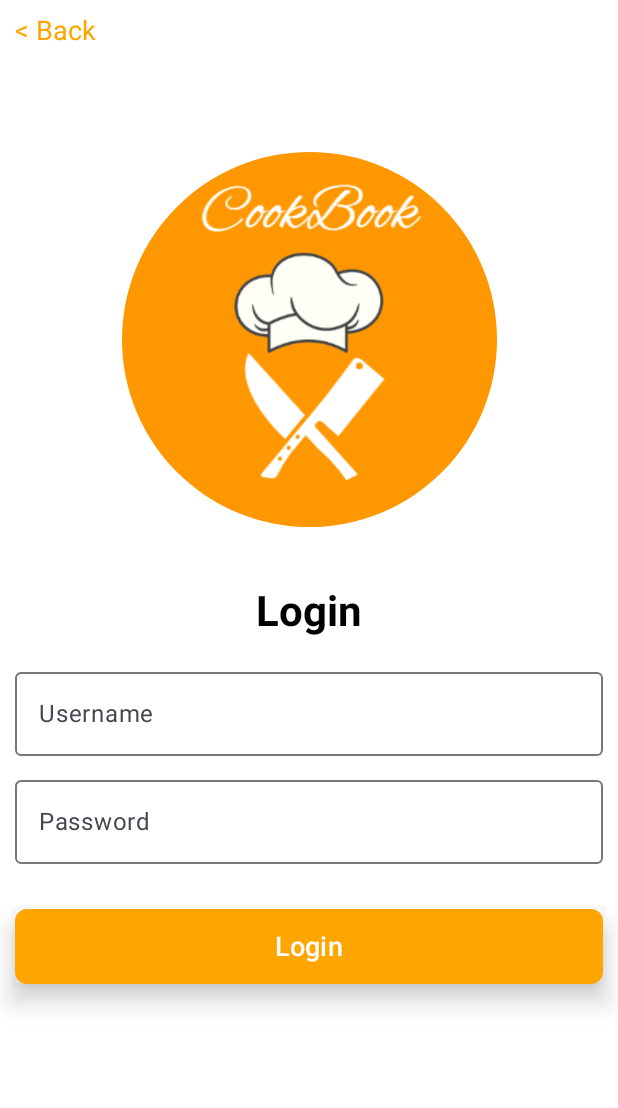
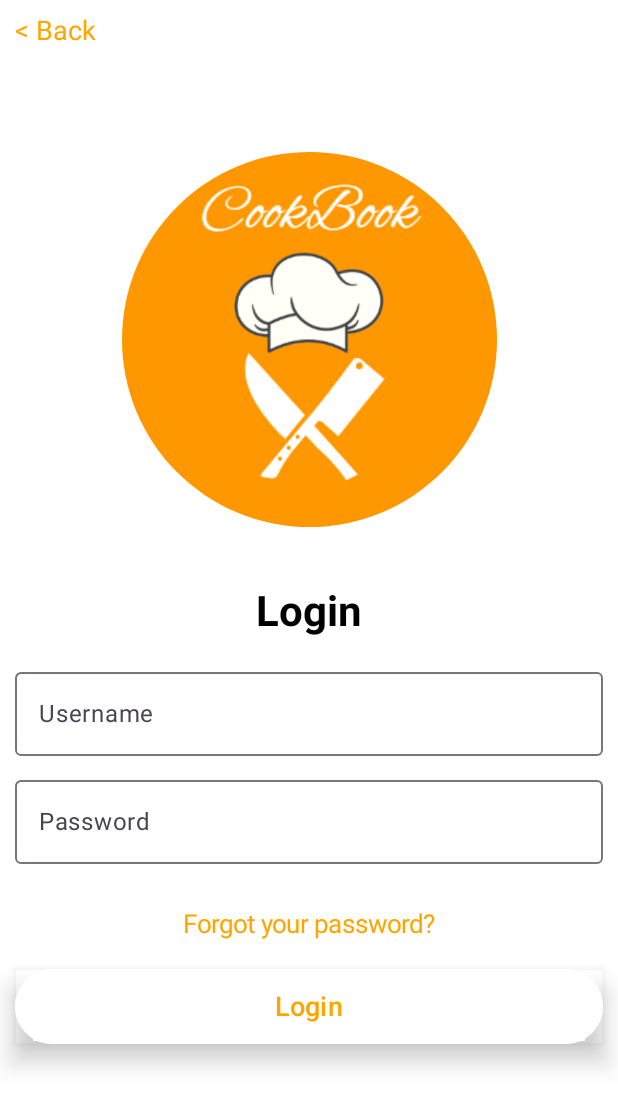
Before and after one commit to LuisIvanJassoLopez010403/CookBook, an Android app built with Jetpack Compose: the @Preview function PreviewLoginScreen, on a phone screen of 412 x 824 dp. Shown: the top 1108 px of the screen. Run offline under Robolectric (Android 15) with nearby library versions, the light colour scheme and no system bars.

Commit message:
Se hacen cambios a la pantalla de Login

```diff
--- a/app/src/main/java/com/example/cookbook/MainActivity.kt
+++ b/app/src/main/java/com/example/cookbook/MainActivity.kt
@@ -25,7 +25,8 @@
                     modifier = Modifier.fillMaxSize(),
                     color = MaterialTheme.colorScheme.background
                 ) {
-                    Onboarding1Screen()
+                    //Onboarding1Screen()
+                    LoginScreen()
                 }
             }
         }
--- a/app/src/main/java/com/example/cookbook/login/LoginView.kt
+++ b/app/src/main/java/com/example/cookbook/login/LoginView.kt
@@ -1,5 +1,6 @@
 package com.example.cookbook.login
 
+import androidx.compose.foundation.BorderStroke
 import com.example.cookbook.R
 import androidx.compose.foundation.Image
 import androidx.compose.foundation.layout.*
@@ -29,7 +30,7 @@
         modifier = Modifier
             .fillMaxWidth()
             .padding(10.dp),
-        verticalArrangement = Arrangement.Center,
+        verticalArrangement = Arrangement.Top,
         horizontalAlignment = Alignment.CenterHorizontally
     ) {
         // Back Button
@@ -88,6 +89,17 @@
 
         Spacer(modifier = Modifier.height(30.dp))
 
+        // Forgot your password Text
+        Text(
+            text = "Forgot your password?",
+            fontSize = 17.sp,
+            color = Color(0xFFFFA500),
+            modifier = Modifier
+                .align(Alignment.CenterHorizontally)
+        )
+
+        Spacer(modifier = Modifier.height(20.dp))
+
         // Login Button
         Button(
             onClick = {  },
@@ -95,25 +107,14 @@
                 .shadow(10.dp)
                 .fillMaxWidth()
                 .height(50.dp),
-            shape = RoundedCornerShape(8.dp),
-            colors = ButtonDefaults.buttonColors(Color(0xFFFFA500)) // Orange color
+            border = BorderStroke(1.dp,Color.White),
+            shape = RoundedCornerShape(30.dp),
+            colors = ButtonDefaults.buttonColors(Color(0xFFFFFFFF))
         ) {
-            Text(text = "Login", fontSize = 18.sp, color = Color.White)
+            Text(text = "Login", fontSize = 18.sp, color = Color(0xFFFFA500))
         }
 
-        Spacer(modifier = Modifier.height(16.dp))
-
-        // Forgot your password Text
-        Text(
-            text = "Forgot your password?",
-            fontSize = 17.sp,
-            color = Color(0x00000000),
-            modifier = Modifier
-                .align(Alignment.CenterHorizontally)
-        )
-
         Spacer(modifier = Modifier.height(50.dp))
-
     }
 }
 
```
